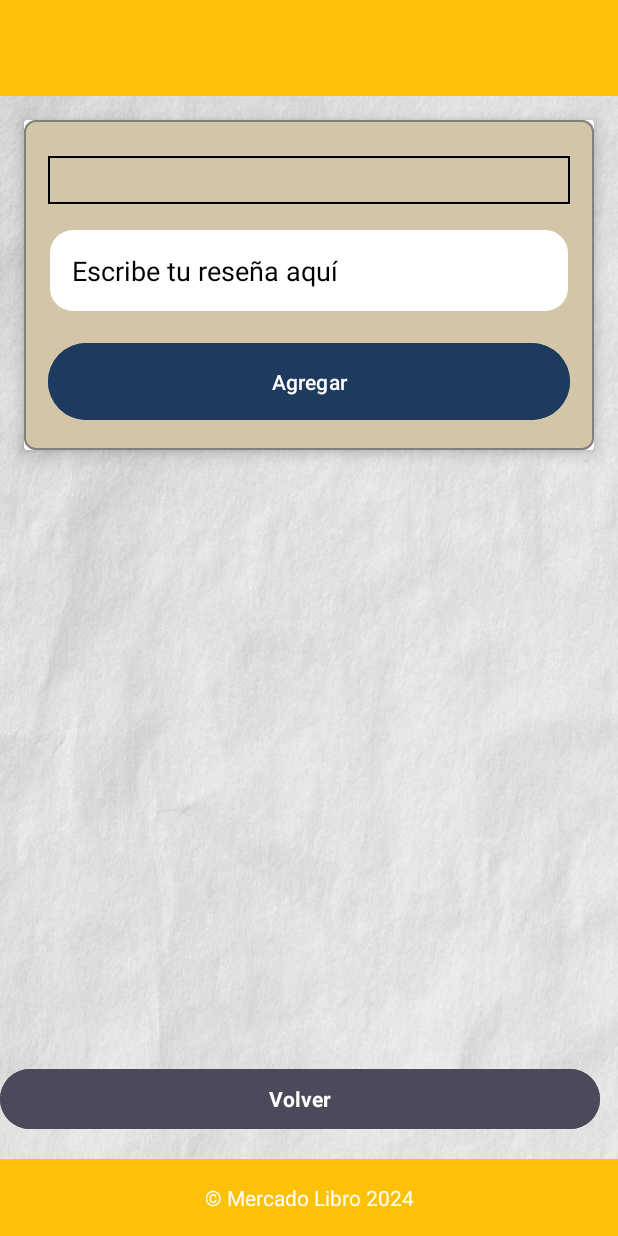
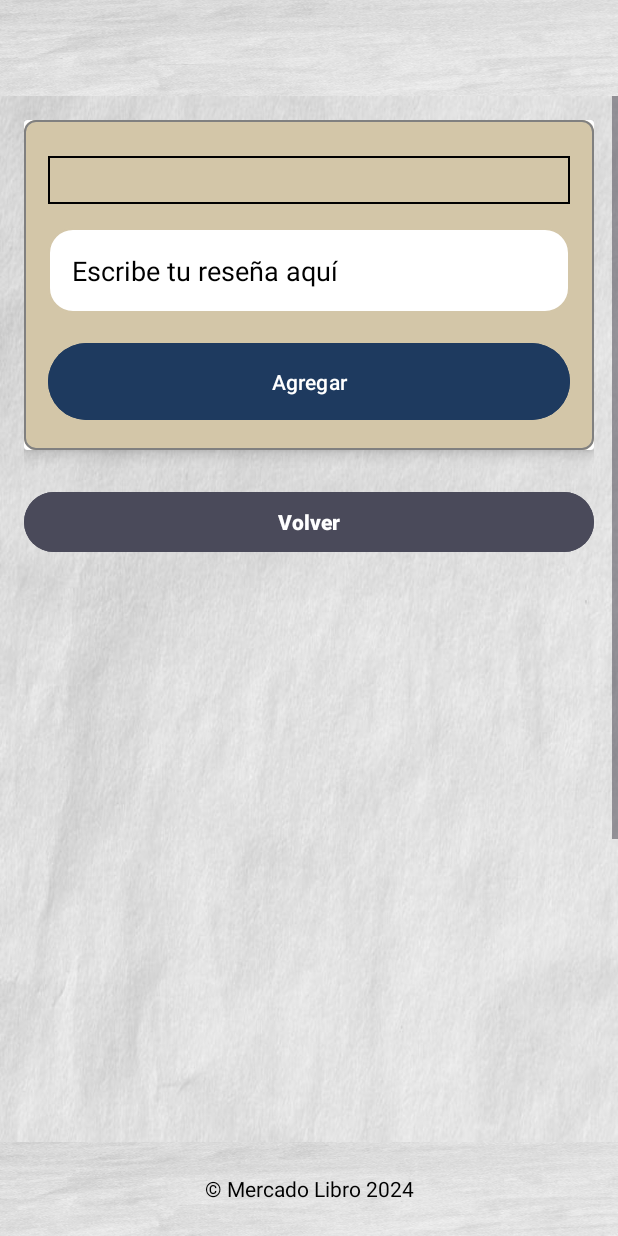
Before and after one commit to mercado-libro-integrador-2025/MercadoLibroMobile, an Android app: the layout activity_addresena.xml on its own in the app's theme, with its tools: preview values and no code run, on a phone screen of 412 x 824 dp. Run offline under Robolectric (Android 15) with nearby library versions, the phone set to English and light mode, and no system bars; Roboto replaces fonts that are not available here.

Commit message:
Inicializo el repositorio de MercadoLibroMobile

```diff
--- a/app/src/main/res/layout/activity_addresena.xml
+++ b/app/src/main/res/layout/activity_addresena.xml
@@ -2,6 +2,7 @@
 <androidx.drawerlayout.widget.DrawerLayout
     xmlns:android="http://schemas.android.com/apk/res/android"
     xmlns:app="http://schemas.android.com/apk/res-auto"
+    xmlns:tools="http://schemas.android.com/tools"
     android:id="@+id/drawer_layout"
     android:layout_width="match_parent"
     android:layout_height="match_parent">
@@ -20,120 +21,94 @@
                 android:id="@+id/toolbar"
                 android:layout_width="match_parent"
                 android:layout_height="?attr/actionBarSize"
-                android:background="@color/amarillo"
+                android:background="@drawable/fondo2"
                 android:theme="@style/ThemeOverlay.AppCompat.Dark.ActionBar"
                 app:popupTheme="@style/ThemeOverlay.AppCompat.Light"/>
         </com.google.android.material.appbar.AppBarLayout>
 
-        <FrameLayout
-            android:id="@+id/fragment_container"
+        <ScrollView
             android:layout_width="match_parent"
             android:layout_height="0dp"
-            android:layout_weight="1">
+            android:layout_weight="1"
+            android:fillViewport="true">
 
-            <androidx.constraintlayout.widget.ConstraintLayout
-                xmlns:tools="http://schemas.android.com/tools"
+            <LinearLayout
                 android:layout_width="match_parent"
-                android:layout_height="match_parent"
+                android:layout_height="wrap_content"
+                android:orientation="vertical"
+                android:padding="16dp"
                 android:background="@drawable/fondo2">
+
+                <!-- Contenido de la reseña aquí -->
+                <!-- Puedes dejar el ConstraintLayout si prefieres, pero dentro de este LinearLayout -->
 
                 <androidx.cardview.widget.CardView
                     android:id="@+id/cardViewResena"
-                    android:layout_width="0dp"
+                    android:layout_width="match_parent"
                     android:layout_height="wrap_content"
-                    android:layout_margin="16dp"
-                    app:layout_constraintTop_toTopOf="parent"
-                    app:layout_constraintStart_toStartOf="parent"
-                    app:layout_constraintEnd_toEndOf="parent"
+                    android:layout_marginBottom="24dp"
                     app:cardElevation="6dp"
                     app:cardBackgroundColor="@color/white">
 
-                    <androidx.constraintlayout.widget.ConstraintLayout
+                    <LinearLayout
                         android:layout_width="match_parent"
                         android:layout_height="wrap_content"
+                        android:orientation="vertical"
                         android:padding="16dp"
                         android:background="@drawable/borde_card">
 
                         <Spinner
                             android:id="@+id/spinnerOpciones"
-                            android:layout_width="0dp"
+                            android:layout_width="match_parent"
                             android:layout_height="wrap_content"
                             android:layout_marginTop="8dp"
-                            app:layout_constraintTop_toTopOf="parent"
-                            app:layout_constraintStart_toStartOf="parent"
-                            app:layout_constraintEnd_toEndOf="parent"
                             android:background="@drawable/border"
                             android:padding="16dp" />
 
                         <EditText
                             android:id="@+id/editTextResena"
-                            android:layout_width="0dp"
+                            android:layout_width="match_parent"
                             android:layout_height="wrap_content"
                             android:layout_marginTop="16dp"
                             android:background="@drawable/borde_input"
                             android:hint="Escribe tu reseña aquí"
                             android:textColorHint="@color/black"
                             android:textColor="@color/black"
-                            android:padding="16dp"
-                            app:layout_constraintTop_toBottomOf="@id/spinnerOpciones"
-                            app:layout_constraintStart_toStartOf="parent"
-                            app:layout_constraintEnd_toEndOf="parent" />
+                            android:padding="16dp" />
 
                         <Button
                             android:id="@+id/buttonAgregar"
-                            android:layout_width="0dp"
+                            android:layout_width="match_parent"
                             android:layout_height="wrap_content"
                             android:layout_marginTop="16dp"
                             android:padding="16dp"
                             android:text="Agregar"
                             android:textColor="@color/white"
-                            android:backgroundTint="@color/azul_electrico"
-                            app:layout_constraintEnd_toEndOf="parent"
-                            app:layout_constraintStart_toStartOf="parent"
-                            app:layout_constraintTop_toBottomOf="@id/editTextResena" />
-
-                    </androidx.constraintlayout.widget.ConstraintLayout>
-
+                            android:backgroundTint="@color/azul_electrico" />
+                    </LinearLayout>
                 </androidx.cardview.widget.CardView>
 
-                <LinearLayout
-                    android:id="@+id/button_container"
+                <Button
+                    android:id="@+id/volverButton"
                     android:layout_width="match_parent"
                     android:layout_height="wrap_content"
-                    android:layout_marginBottom="16dp"
-                    android:gravity="center"
-                    android:orientation="horizontal"
-                    app:layout_constraintBottom_toBottomOf="parent"
-                    app:layout_constraintEnd_toEndOf="parent"
-                    app:layout_constraintStart_toStartOf="parent"
-                    app:layout_marginBaseline="12dp">
+                    android:backgroundTint="@color/vino"
+                    android:text="Volver"
+                    android:textColor="@android:color/white"
+                    android:textStyle="bold"/>
+            </LinearLayout>
+        </ScrollView>
 
-                    <Button
-                        android:id="@+id/volverButton"
-                        android:layout_width="0dp"
-                        android:layout_height="wrap_content"
-                        android:layout_marginEnd="12dp"
-                        android:layout_weight="1"
-                        android:backgroundTint="@color/vino"
-                        android:fontFamily="sans-serif"
-                        android:text="Volver"
-                        android:textColor="@android:color/white"
-                        android:textStyle="bold" />
-
-                </LinearLayout>
-
-            </androidx.constraintlayout.widget.ConstraintLayout>
-        </FrameLayout>
-
+        <!-- Footer fijo -->
         <TextView
             android:id="@+id/footer"
             android:layout_width="match_parent"
-            android:layout_height="wrap_content"
-            android:background="@color/amarillo"
+            android:layout_height="10mm"
+            android:background="@drawable/fondo2"
             android:gravity="center"
             android:padding="16dp"
             android:text="© Mercado Libro 2024"
-            android:textColor="@android:color/white"/>
+            android:textColor="@android:color/black" />
     </LinearLayout>
 
     <com.google.android.material.navigation.NavigationView
@@ -141,5 +116,5 @@
         android:layout_width="wrap_content"
         android:layout_height="match_parent"
         android:layout_gravity="start"
-        app:menu="@menu/drawer_menu"/>
+        app:menu="@menu/drawer_menu" />
 </androidx.drawerlayout.widget.DrawerLayout>
--- a/app/src/main/res/layout/activity_main.xml
+++ b/app/src/main/res/layout/activity_main.xml
@@ -21,7 +21,7 @@
                 android:id="@+id/toolbar"
                 android:layout_width="match_parent"
                 android:layout_height="?attr/actionBarSize"
-                android:background="@color/amarillo"
+                android:background="@drawable/fondo2"
                 android:theme="@style/ThemeOverlay.AppCompat.Dark.ActionBar"
                 app:popupTheme="@style/ThemeOverlay.AppCompat.Light"/>
         </com.google.android.material.appbar.AppBarLayout>
@@ -36,9 +36,9 @@
             android:id="@+id/footer"
             android:layout_width="match_parent"
             android:layout_height="wrap_content"
-            android:background="@color/amarillo"
+            android:background="@drawable/fondo2"
             android:gravity="center"
-            android:textColor="@android:color/white"
+            android:textColor="@android:color/black"
             android:padding="16dp"
             android:text="© Mercado Libro 2024"/>
 
--- a/app/src/main/res/layout/dialog_alert.xml
+++ b/app/src/main/res/layout/dialog_alert.xml
@@ -30,7 +30,8 @@
         android:id="@+id/positive_button"
         android:layout_width="wrap_content"
         android:layout_height="wrap_content"
-        android:textColor="@color/black"
         android:layout_marginTop="6dp"
-        android:text="Aceptar" />
+        android:backgroundTint="@color/rosa"
+        android:text="Aceptar"
+        android:textColor="@color/black" />
 </LinearLayout>
--- a/app/src/main/res/layout/dialog_confirm_delete.xml
+++ b/app/src/main/res/layout/dialog_confirm_delete.xml
@@ -27,7 +27,7 @@
             android:id="@+id/positive_button"
             android:layout_width="wrap_content"
             android:layout_height="wrap_content"
-            android:backgroundTint="@color/amarillo"
+            android:backgroundTint="@color/naranja_claro"
             android:textColor="@color/black"
             android:text="Sí" />
 
@@ -36,7 +36,7 @@
             android:layout_width="wrap_content"
             android:layout_height="wrap_content"
             android:text="No"
-            android:backgroundTint="@color/amarillo"
+            android:backgroundTint="@color/rosa"
             android:textColor="@color/black"
             android:layout_marginStart="16dp" />
     </LinearLayout>
--- a/app/src/main/res/layout/item_book.xml
+++ b/app/src/main/res/layout/item_book.xml
@@ -12,7 +12,6 @@
         android:layout_width="134dp"
         android:layout_height="199dp"
         android:scaleType="centerCrop"
-        android:src="@drawable/annakarenina"
         android:adjustViewBounds="true"
         app:layout_constraintBottom_toBottomOf="parent"
         app:layout_constraintStart_toStartOf="parent"
--- a/app/src/main/res/values/colors.xml
+++ b/app/src/main/res/values/colors.xml
@@ -3,12 +3,10 @@
     <color name="black">#FF000000</color>
     <color name="white">#FFFFFFFF</color>
     <color name="azul">#004987</color>
-    <color name="amarillo">#FFC107</color>
     <color name="rojo">#FF0000</color>
     <color name="naranja_claro">#FF7F50</color>
     <color name="crim">#a0203a</color>
     <color name="vino">#4a4a5a</color>
-    <color name="mostaza">#ffc107</color>
     <color name="azul_electrico">#1e3a5f</color>
     <color name="rosa">#fdf5e6</color>
     <color name="beige_suave">#d3c6a8</color>
@@ -18,4 +16,5 @@
 
 
 
+
 </resources>
```
Also changed, not shown: app/src/main/res/layout/activity_edit_resena.xml (+4 -4 lines), app/src/main/res/layout/activity_mis_resenas.xml (+4 -4 lines), app/src/main/ic_logo-playstore.png (deleted), app/src/main/ic_logo_foreground-playstore.png (deleted), app/src/main/res/drawable/annakarenina.jpg (deleted), 6 other files.
